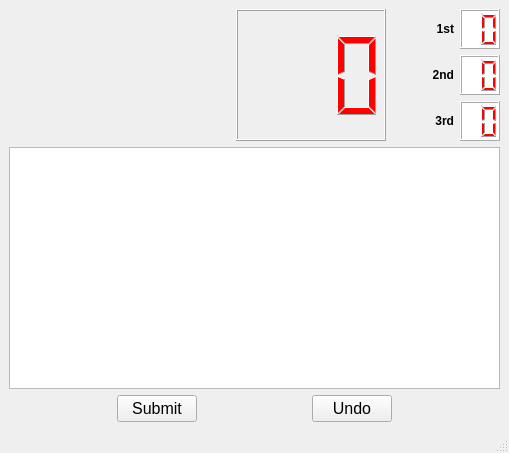
m1ld3/dartomato, file src/x01_mainwindow.ui: the form before one commit.
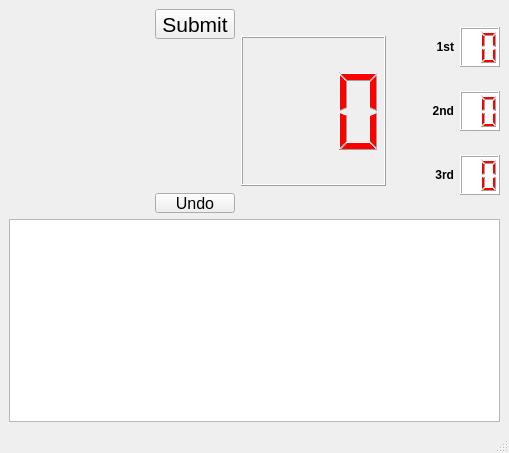
The form after the commit. Custom widgets are drawn as their Qt base class.

Commit message: Simplify Cricket undo

The edit to the form file:
```diff
--- a/src/x01_mainwindow.ui
+++ b/src/x01_mainwindow.ui
@@ -29,7 +29,7 @@
       <item>
        <layout class="QHBoxLayout" name="horizontalLayout_5">
         <item>
-         <spacer name="horizontalSpacer_5">
+         <spacer name="horizontalSpacer">
           <property name="orientation">
            <enum>Qt::Horizontal</enum>
           </property>
@@ -41,6 +41,66 @@
           </property>
          </spacer>
         </item>
+        <item>
+         <layout class="QVBoxLayout" name="verticalLayout_2">
+          <item>
+           <widget class="QPushButton" name="submitButton">
+            <property name="sizePolicy">
+             <sizepolicy hsizetype="Minimum" vsizetype="Preferred">
+              <horstretch>0</horstretch>
+              <verstretch>0</verstretch>
+             </sizepolicy>
+            </property>
+            <property name="maximumSize">
+             <size>
+              <width>16777215</width>
+              <height>30</height>
+             </size>
+            </property>
+            <property name="font">
+             <font>
+              <pointsize>16</pointsize>
+              <bold>false</bold>
+             </font>
+            </property>
+            <property name="text">
+             <string>Submit</string>
+            </property>
+           </widget>
+          </item>
+          <item>
+           <spacer name="verticalSpacer">
+            <property name="orientation">
+             <enum>Qt::Vertical</enum>
+            </property>
+            <property name="sizeHint" stdset="0">
+             <size>
+              <width>20</width>
+              <height>40</height>
+             </size>
+            </property>
+           </spacer>
+          </item>
+          <item>
+           <widget class="QPushButton" name="undoButton">
+            <property name="maximumSize">
+             <size>
+              <width>16777215</width>
+              <height>20</height>
+             </size>
+            </property>
+            <property name="font">
+             <font>
+              <pointsize>12</pointsize>
+             </font>
+            </property>
+            <property name="text">
+             <string>Undo</string>
+            </property>
+           </widget>
+          </item>
+         </layout>
+        </item>
         <item>
          <widget class="QLCDNumber" name="currentRemainingLCD">
           <property name="sizePolicy">
@@ -238,73 +298,6 @@
       <item>
        <widget class="CDartBoardView" name="graphicsViewDartBoard"/>
       </item>
-      <item>
-       <layout class="QHBoxLayout" name="horizontalLayout">
-        <item>
-         <spacer name="horizontalSpacer_3">
-          <property name="orientation">
-           <enum>Qt::Horizontal</enum>
-          </property>
-          <property name="sizeHint" stdset="0">
-           <size>
-            <width>40</width>
-            <height>20</height>
-           </size>
-          </property>
-         </spacer>
-        </item>
-        <item>
-         <widget class="QPushButton" name="submitButton">
-          <property name="font">
-           <font>
-            <pointsize>12</pointsize>
-           </font>
-          </property>
-          <property name="text">
-           <string>Submit</string>
-          </property>
-         </widget>
-        </item>
-        <item>
-         <spacer name="horizontalSpacer">
-          <property name="orientation">
-           <enum>Qt::Horizontal</enum>
-          </property>
-          <property name="sizeHint" stdset="0">
-           <size>
-            <width>40</width>
-            <height>20</height>
-           </size>
-          </property>
-         </spacer>
-        </item>
-        <item>
-         <widget class="QPushButton" name="undoButton">
-          <property name="font">
-           <font>
-            <pointsize>12</pointsize>
-           </font>
-          </property>
-          <property name="text">
-           <string>Undo</string>
-          </property>
-         </widget>
-        </item>
-        <item>
-         <spacer name="horizontalSpacer_4">
-          <property name="orientation">
-           <enum>Qt::Horizontal</enum>
-          </property>
-          <property name="sizeHint" stdset="0">
-           <size>
-            <width>40</width>
-            <height>20</height>
-           </size>
-          </property>
-         </spacer>
-        </item>
-       </layout>
-      </item>
      </layout>
     </item>
     <item>
```
The commit also changes 17 other files.
